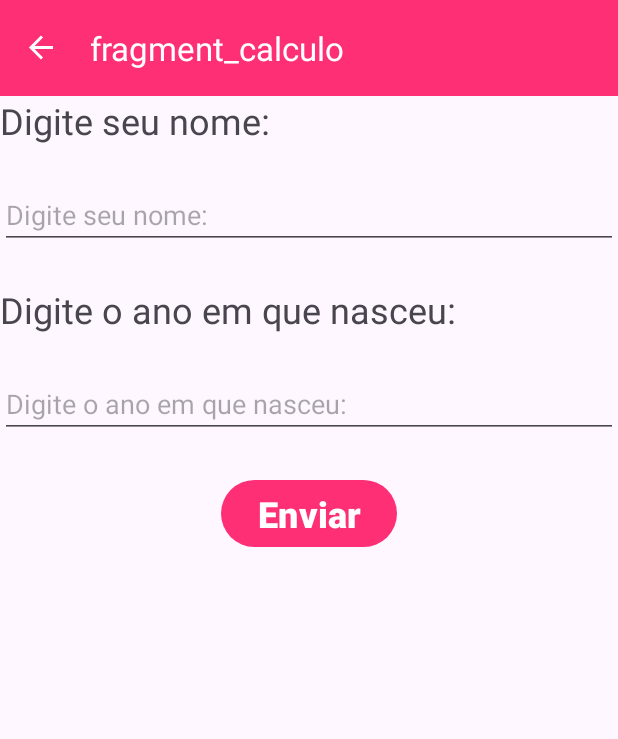
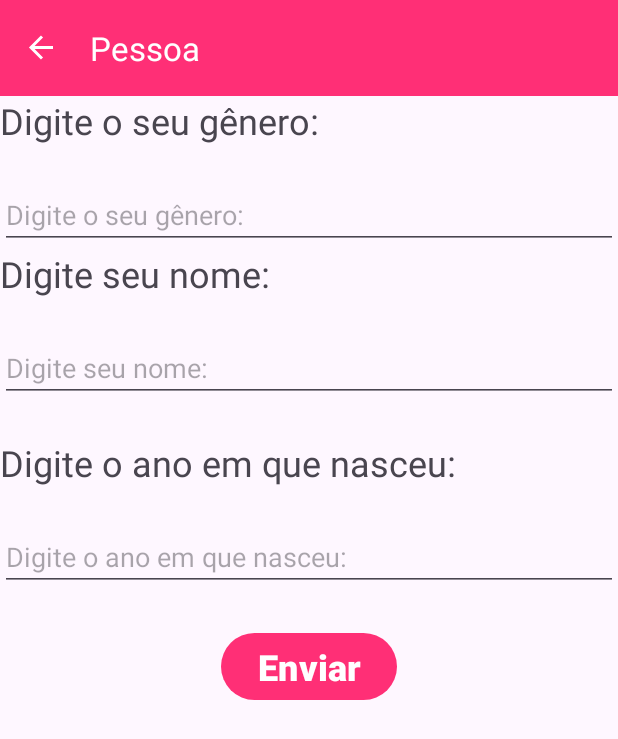
Before and after one commit to Trsimas/FirsApp, an Android app: the PessoaFragment screen opened through its navigation route, on a phone screen of 412 x 824 dp. Shown: the top 739 px of the screen. Run offline under Robolectric (Android 15) with nearby library versions, the light colour scheme and no system bars; our stand-ins replace navigation-ui.

Commit message:
lista com genero e faixa etaria

```diff
--- a/app/src/main/java/com/marianesimao/firtproject/service/model/Pessoa.kt
+++ b/app/src/main/java/com/marianesimao/firtproject/service/model/Pessoa.kt
@@ -8,5 +8,7 @@ data class Pessoa(
     @PrimaryKey(autoGenerate = true)
     var id: Int = 0,
     var nome: String = "",
-    var idade: Int = 0
+    var idade: Int = 0,
+    var sexo: String = "",
+    var faixaEtaria: String = ""
 )
--- a/app/src/main/java/com/marianesimao/firtproject/service/repository/PessoaRepository.kt
+++ b/app/src/main/java/com/marianesimao/firtproject/service/repository/PessoaRepository.kt
@@ -11,8 +11,8 @@ class PessoaRepository(context: Context) {
         firstAppDb.insert(pessoa)
     }
 
-    suspend fun getPessoa(id: Int){
-        firstAppDb.getPessoa(id)
+    suspend fun getPessoa(id: Int): Pessoa{
+       return firstAppDb.getPessoa(id)
     }
 
     suspend fun getPessoas(): List<Pessoa> {
--- a/app/src/main/java/com/marianesimao/firtproject/view/HomeFragment.kt
+++ b/app/src/main/java/com/marianesimao/firtproject/view/HomeFragment.kt
@@ -7,7 +7,6 @@ import android.view.View
 import android.view.ViewGroup
 import androidx.navigation.fragment.findNavController
 import com.marianesimao.firtproject.R
-import com.marianesimao.firtproject.databinding.FragmentCalculoBinding
 import com.marianesimao.firtproject.databinding.FragmentHomeBinding
 
 class HomeFragment : Fragment() {
@@ -24,8 +23,8 @@ class HomeFragment : Fragment() {
 
     override fun onViewCreated(view: View, savedInstanceState: Bundle?) {
         super.onViewCreated(view, savedInstanceState)
-        binding.btnCalculo.setOnClickListener {
-            findNavController().navigate(R.id.calculoFragment)
+        binding.btnCadastroPessoa.setOnClickListener {
+            findNavController().navigate(R.id.allPessoasFragment)
         }
         binding.btnVerifica.setOnClickListener {
             findNavController().navigate(R.id.verificaFragment)
--- a/app/src/main/java/com/marianesimao/firtproject/view/PessoaFragment.kt
+++ b/app/src/main/java/com/marianesimao/firtproject/view/PessoaFragment.kt
@@ -7,7 +7,7 @@ import android.view.View
 import android.view.ViewGroup
 import android.widget.Toast
 import androidx.fragment.app.viewModels
-import com.marianesimao.firtproject.databinding.FragmentCalculoBinding
+import com.marianesimao.firtproject.databinding.FragmentPessoaBinding
 import com.marianesimao.firtproject.service.model.Pessoa
 import com.marianesimao.firtproject.viewmodel.PessoaViewModel
 import java.time.LocalDateTime
@@ -15,37 +15,54 @@ import java.time.LocalDateTime
 class PessoaFragment : Fragment() {
     private val viewModel: PessoaViewModel by viewModels()
 
-    private  var _binding: FragmentCalculoBinding? = null
-    private  val binding: FragmentCalculoBinding get() = _binding!!
+    private  var _binding: FragmentPessoaBinding? = null
+    private  val binding: FragmentPessoaBinding get() = _binding!!
     override fun onCreateView(
         inflater: LayoutInflater, container: ViewGroup?,
         savedInstanceState: Bundle?
     ): View? {
-        _binding = FragmentCalculoBinding.inflate(inflater, container, false)
+        _binding = FragmentPessoaBinding.inflate(inflater, container, false)
         return binding.root
     }
 
     override fun onViewCreated(view: View, savedInstanceState: Bundle?) {
         super.onViewCreated(view, savedInstanceState)
 
-        binding.btnenviar.setOnClickListener {
+        binding.btnEnviar.setOnClickListener {
             val nome = binding.edtNome.editableText.toString()
-            val anoNascimento = binding.edtanoNascimento.editableText.toString()
+            val anoNascimento = binding.edtAnoNascimento.editableText.toString()
+            var sexo = binding.edtGenero.editableText.toString()
+            var faixaEtaria = ""
             if (nome != ""&& anoNascimento != ""){
 
-                binding.TVnome.text = "nome: $nome"
+                binding.tvNome.text = "nome: $nome"
                 val anoAtual = LocalDateTime.now().year
                 val idade = anoAtual - anoNascimento.toInt()
                 binding.tvIdade.text = "idade: $idade"
 
+                if (idade <= 12) {
+                    faixaEtaria = "Infantil"
+                } else if (idade <= 17) {
+                    faixaEtaria = "Adolescente"
+                } else if (idade <= 64) {
+                    faixaEtaria = "Adulto"
+                } else if (idade <= 115) {
+                    faixaEtaria = "Idoso"
+                } else {
+                    Toast.makeText(requireContext(), "Digite sua idade correta, esses dados são invalidos!",
+                        Toast.LENGTH_LONG).show()
+                }
+
                 val pessoa = Pessoa(
                     nome = nome,
-                    idade = idade
+                    idade = idade,
+                    sexo = sexo,
+                    faixaEtaria = faixaEtaria
                 )
 
                 viewModel.incert(pessoa)
                 binding.edtNome.editableText.clear()
-                binding.edtanoNascimento.editableText.clear()
+                binding.edtAnoNascimento.editableText.clear()
             } else {
                 Toast.makeText(requireContext(), "Digite os dados", Toast.LENGTH_LONG).show()
             }
--- a/app/src/main/java/com/marianesimao/firtproject/view/VerificaFragment.kt
+++ b/app/src/main/java/com/marianesimao/firtproject/view/VerificaFragment.kt
@@ -6,7 +6,6 @@ import android.view.LayoutInflater
 import android.view.View
 import android.view.ViewGroup
 import com.marianesimao.firtproject.R
-import com.marianesimao.firtproject.databinding.FragmentCalculoBinding
 import com.marianesimao.firtproject.databinding.FragmentVerificaBinding
 
 class VerificaFragment : Fragment() {
--- /dev/null
+++ b/app/src/main/res/drawable/ic_add.xml
@@ -0,0 +1,5 @@
+<vector android:height="24dp" android:tint="#000000"
+    android:viewportHeight="24" android:viewportWidth="24"
+    android:width="24dp" xmlns:android="http://schemas.android.com/apk/res/android">
+    <path android:fillColor="@android:color/white" android:pathData="M19,13h-6v6h-2v-6H5v-2h6V5h2v6h6v2z"/>
+</vector>
--- a/app/src/main/res/layout/fragment_home.xml
+++ b/app/src/main/res/layout/fragment_home.xml
@@ -7,10 +7,10 @@
     android:orientation="vertical">
 
     <Button
-        android:id="@+id/btnCalculo"
+        android:id="@+id/btnCadastroPessoa"
         android:layout_width="match_parent"
         android:layout_height="wrap_content"
-        android:text="Calcular idade"/>
+        android:text="Cadastro de Pessoas"/>
 
     <Button
         android:id="@+id/btnVerifica"
--- a/app/src/main/res/layout/fragment_calculo.xml
+++ b/app/src/main/res/layout/fragment_pessoa.xml
@@ -7,7 +7,22 @@
     android:orientation="vertical">
 
     <TextView
-        android:id="@+id/TVnome"
+        android:id="@+id/tvSexo"
+        android:layout_width="wrap_content"
+        android:layout_height="wrap_content"
+        android:text="@string/sexo"
+        android:textSize="24sp" />
+
+
+    <EditText
+        android:id="@+id/edtGenero"
+        android:layout_width="match_parent"
+        android:layout_height="wrap_content"
+        android:hint="@string/sexo"
+        android:layout_marginTop="24sp"/>
+
+    <TextView
+        android:id="@+id/tvNome"
         android:layout_width="wrap_content"
         android:layout_height="wrap_content"
         android:text="@string/nome"
@@ -31,7 +46,7 @@
 
 
     <EditText
-        android:id="@+id/edtanoNascimento"
+        android:id="@+id/edtAnoNascimento"
         android:layout_width="match_parent"
         android:layout_height="wrap_content"
         android:hint="@string/anoNascimento"
@@ -39,7 +54,7 @@
 
 
     <Button
-        android:id="@+id/btnenviar"
+        android:id="@+id/btnEnviar"
         android:layout_width="wrap_content"
         android:layout_height="wrap_content"
         android:text="@string/enviar"
--- a/app/src/main/res/navigation/mobile_navigation.xml
+++ b/app/src/main/res/navigation/mobile_navigation.xml
@@ -6,10 +6,10 @@
     app:startDestination="@id/homeFragment">
 
     <fragment
-        android:id="@+id/calculoFragment"
+        android:id="@+id/pessoaFragment"
         android:name="com.marianesimao.firtproject.view.PessoaFragment"
-        android:label="fragment_calculo"
-        tools:layout="@layout/fragment_calculo" />
+        android:label="Pessoa"
+        tools:layout="@layout/fragment_pessoa" />
     <fragment
         android:id="@+id/verificaFragment"
         android:name="com.marianesimao.firtproject.view.VerificaFragment"
@@ -18,6 +18,11 @@
     <fragment
         android:id="@+id/homeFragment"
         android:name="com.marianesimao.firtproject.view.HomeFragment"
-        android:label="fragment_home"
+        android:label="First Project"
         tools:layout="@layout/fragment_home" />
+    <fragment
+        android:id="@+id/allPessoasFragment"
+        android:name="com.marianesimao.firtproject.view.AllPessoasFragment"
+        android:label="pessoas"
+        tools:layout="@layout/fragment_all_pessoas" />
 </navigation>
--- a/app/src/main/res/values/strings.xml
+++ b/app/src/main/res/values/strings.xml
@@ -6,6 +6,7 @@
     <string name="enviar">Enviar </string>
     <string name="telefone">Digite seu telefone: </string>
     <string name="anoNascimento">Digite o ano em que nasceu: </string>
-    <!-- TODO: Remove or change this placeholder text -->
+    <string name="sexo">Digite o seu gênero:</string>
+    <string name="faixaetaria">Digite sua idade:</string>
     <string name="hello_blank_fragment">Hello blank fragment</string>
 </resources>
```
Also changed, not shown: app/src/main/java/com/marianesimao/firtproject/view/AllPessoasFragment.kt (added, +72 -0 lines), app/src/main/java/com/marianesimao/firtproject/view/adapter/PessoaAdapter.kt (added, +52 -0 lines), app/src/main/java/com/marianesimao/firtproject/viewmodel/AllPessoasViewModel.kt (added, +24 -0 lines), app/src/main/res/layout/fragment_all_pessoas.xml (added, +25 -0 lines), app/src/main/res/layout/list_item_pessoa.xml (added, +95 -0 lines), app/src/main/res/drawable/simbolofem.png (added), app/src/main/res/drawable/simbolomasc.png (added).
